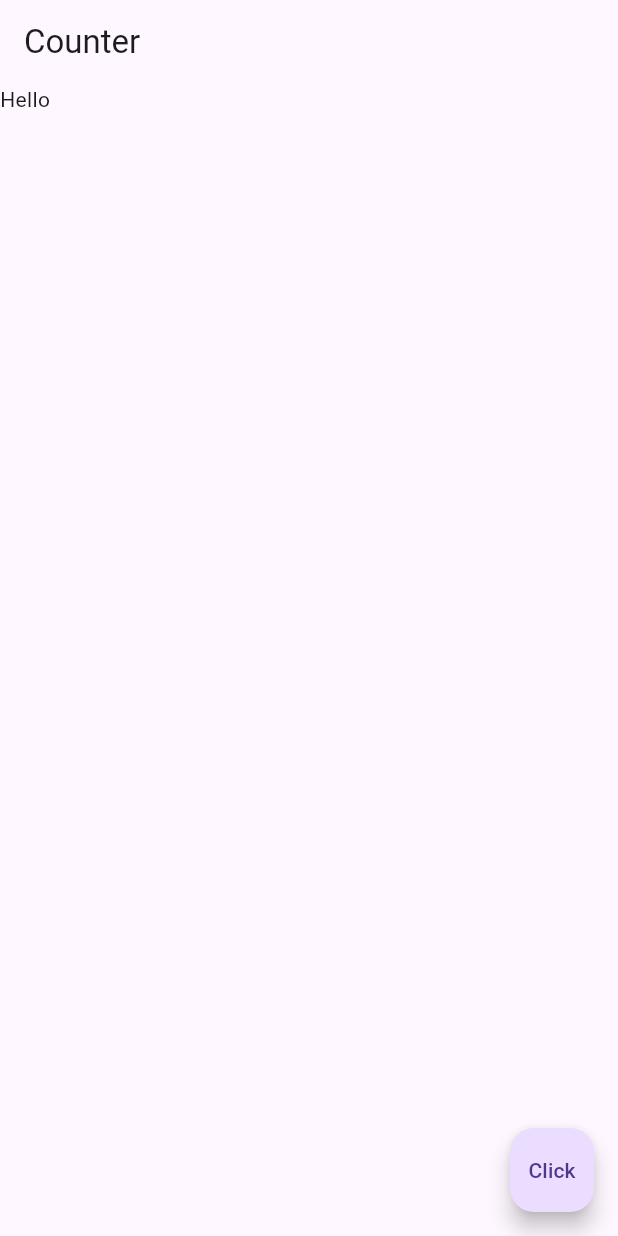
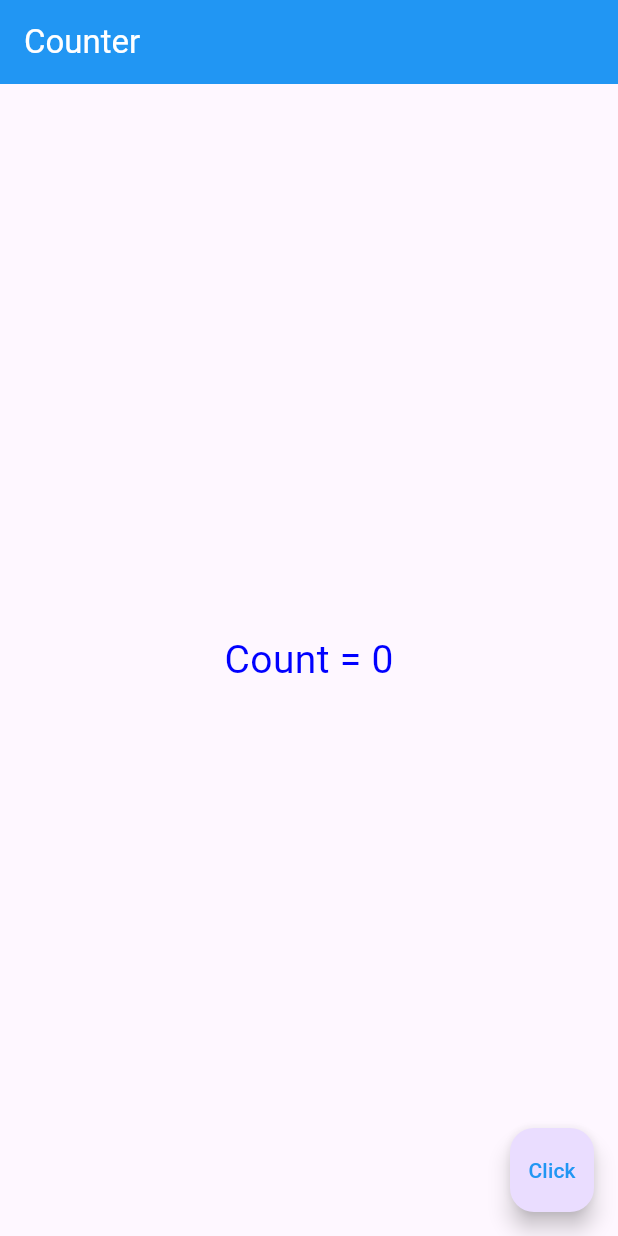
Before and after one commit to Pnt-CoMExE/MFU-Mobile_App-Dev, a Flutter app: the screen it shows after launch, on a phone screen of 412 x 824 dp. Run offline on Flutter 3.47's test engine with Material 3 defaults, Android fonts, the phone set to English and light mode, and no system bars.

Commit message:
✨ Update Counter widget to display count and improve UI layout

```diff
--- a/lib/week04/counter.dart
+++ b/lib/week04/counter.dart
@@ -9,20 +9,38 @@ class Counter extends StatefulWidget {
 
 class _CounterState extends State<Counter> {
   //state variable
-  String message = 'Hello';
+  int count = 0;
+
+  //method
+  void update() {
+    // debugPrint('message');
+    setState(() {
+      count++;
+    });
+  }
+
   @override
   Widget build(BuildContext context) {
     return Scaffold(
-      appBar: AppBar(title: Text('Counter')),
-      body: Text(message),
+      appBar: AppBar(
+        title: Text(
+          'Counter',
+          style: TextStyle(color: Color.fromARGB(255, 255, 255, 255)),
+        ),
+        backgroundColor: Colors.blue,
+      ),
+      body: Center(
+        child: Text(
+          'Count = $count',
+          style: TextStyle(
+            fontSize: 26,
+            color: const Color.fromARGB(255, 0, 0, 255),
+          ),
+        ),
+      ),
       floatingActionButton: FloatingActionButton(
-        onPressed: () {
-          //debugPrint(message);
-          setState(() {
-            message = (message == 'Hello') ? 'Joy' : 'Hello';
-          });
-        },
-        child: Text('Click'),
+        onPressed: update,
+        child: Text('Click', style: TextStyle(color: Colors.blue)),
       ),
     );
   }
```
